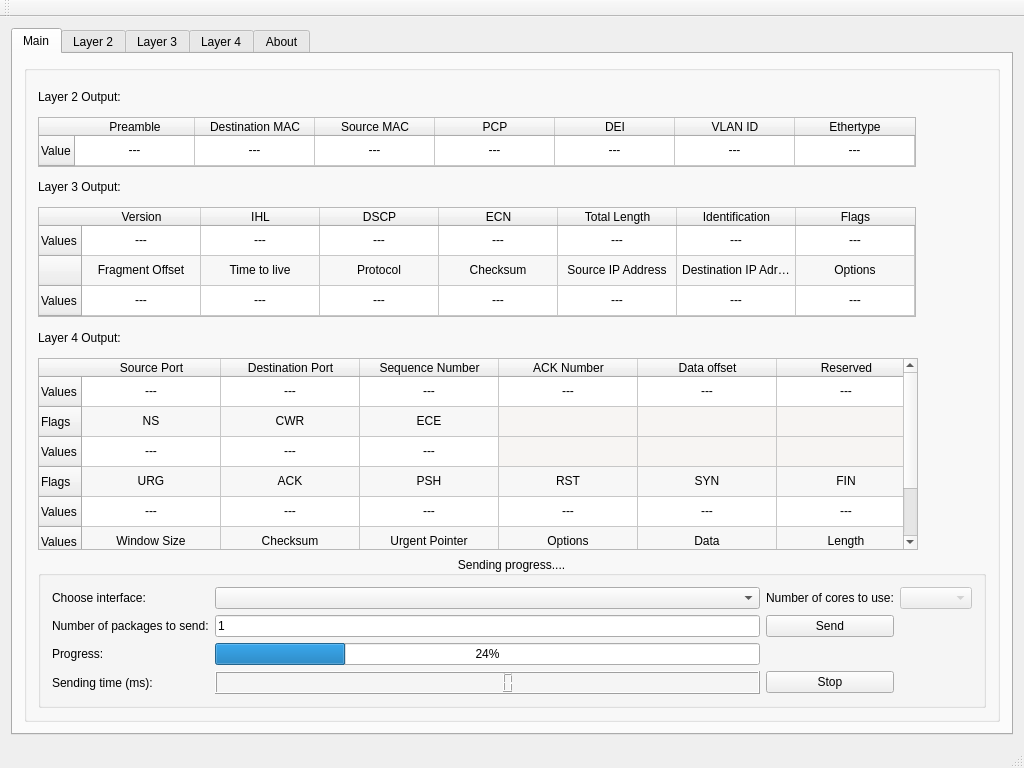
Qt form qt/packet-generator/mainwindow.ui (emiliancyc/packet-generator) before a commit.
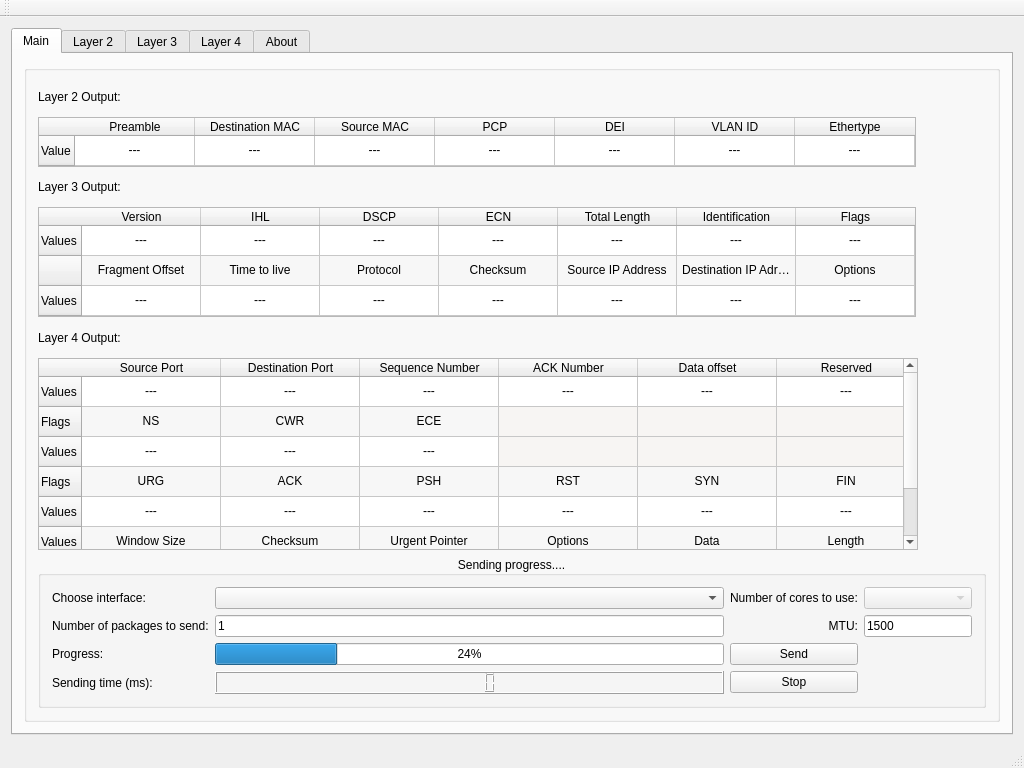
The same form after that commit. Icons and pictures are not drawn.

What changed in the file:
```diff
--- a/qt/packet-generator/mainwindow.ui
+++ b/qt/packet-generator/mainwindow.ui
@@ -31,7 +31,7 @@
   </property>
   <widget class="QWidget" name="centralWidget">
    <layout class="QGridLayout" name="gridLayout_10">
-    <item row="1" column="0">
+    <item row="0" column="0">
      <widget class="QTabWidget" name="tabWidget">
       <property name="font">
        <font>
@@ -1223,22 +1223,6 @@
                 </property>
                </widget>
               </item>
-              <item row="8" column="2">
-               <widget class="QPushButton" name="SendButton">
-                <property name="sizePolicy">
-                 <sizepolicy hsizetype="Preferred" vsizetype="Fixed">
-                  <horstretch>0</horstretch>
-                  <verstretch>0</verstretch>
-                 </sizepolicy>
-                </property>
-                <property name="toolTip">
-                 <string>&lt;html&gt;&lt;head/&gt;&lt;body&gt;&lt;p&gt;&lt;span style=&quot; font-size:10pt;&quot;&gt;Push button to send your packets.&lt;/span&gt;&lt;/p&gt;&lt;/body&gt;&lt;/html&gt;</string>
-                </property>
-                <property name="text">
-                 <string>Send</string>
-                </property>
-               </widget>
-              </item>
               <item row="12" column="2">
                <widget class="QPushButton" name="stop_pushButton">
                 <property name="sizePolicy">
@@ -1255,6 +1239,54 @@
                 </property>
                </widget>
               </item>
+              <item row="11" column="2">
+               <widget class="QPushButton" name="SendButton">
+                <property name="sizePolicy">
+                 <sizepolicy hsizetype="Preferred" vsizetype="Fixed">
+                  <horstretch>0</horstretch>
+                  <verstretch>0</verstretch>
+                 </sizepolicy>
+                </property>
+                <property name="toolTip">
+                 <string>&lt;html&gt;&lt;head/&gt;&lt;body&gt;&lt;p&gt;&lt;span style=&quot; font-size:10pt;&quot;&gt;Push button to send your packets.&lt;/span&gt;&lt;/p&gt;&lt;/body&gt;&lt;/html&gt;</string>
+                </property>
+                <property name="text">
+                 <string>Send</string>
+                </property>
+               </widget>
+              </item>
+              <item row="8" column="2">
+               <widget class="QLabel" name="MTU_label">
+                <property name="text">
+                 <string>MTU:</string>
+                </property>
+                <property name="alignment">
+                 <set>Qt::AlignRight|Qt::AlignTrailing|Qt::AlignVCenter</set>
+                </property>
+               </widget>
+              </item>
+              <item row="8" column="4">
+               <widget class="QLineEdit" name="lineEdit_MTU">
+                <property name="sizePolicy">
+                 <sizepolicy hsizetype="Fixed" vsizetype="Fixed">
+                  <horstretch>0</horstretch>
+                  <verstretch>0</verstretch>
+                 </sizepolicy>
+                </property>
+                <property name="acceptDrops">
+                 <bool>false</bool>
+                </property>
+                <property name="inputMethodHints">
+                 <set>Qt::ImhDigitsOnly</set>
+                </property>
+                <property name="text">
+                 <string>1500</string>
+                </property>
+                <property name="maxLength">
+                 <number>5</number>
+                </property>
+               </widget>
+              </item>
              </layout>
             </widget>
            </item>
```
